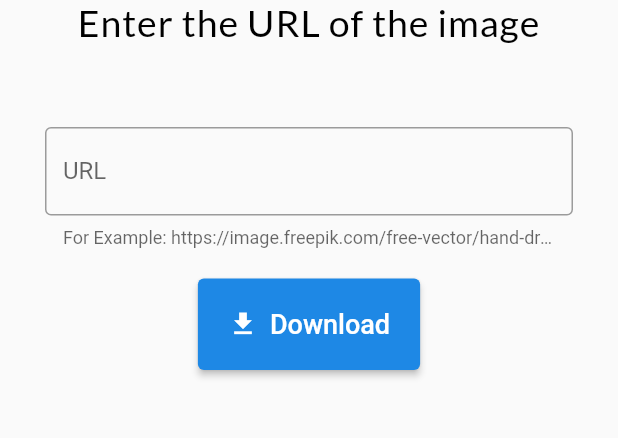
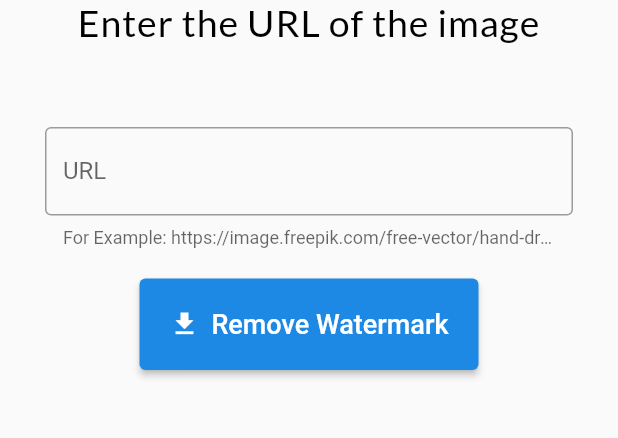
Before and after one commit to udaykumaruking/freepik_watermark_remover, a Flutter app: the screen it shows after launch, on a phone screen of 412 x 824 dp, the part 386-824 px from its top. Run offline on Flutter 3.47's test engine with Material 2 defaults, Android fonts, the phone set to English and light mode, and no system bars; our stand-ins replace google_fonts.

Commit message:
text fix

```diff
--- a/lib/screens/home_screen.dart
+++ b/lib/screens/home_screen.dart
@@ -73,7 +73,7 @@ class _FreepikWatermarkRemoverState extends State<FreepikWatermarkRemover> {
               ElevatedButton.icon(
                   // labelText: 'Downalod',
                   label: const Text(
-                    'Download',
+                    'Remove Watermark',
                     style: TextStyle(fontSize: 18),
                   ),
                   icon: const Icon(
```
